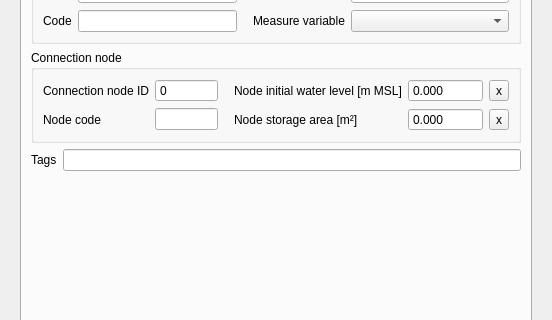
Qt form threedi_schematisation_editor/forms/ui/measure_location.ui (nens/threedi-schematisation-editor) before a commit; both pictures show x 0 to 552 and y 103 to 423 of the 552 by 557 pixel window.
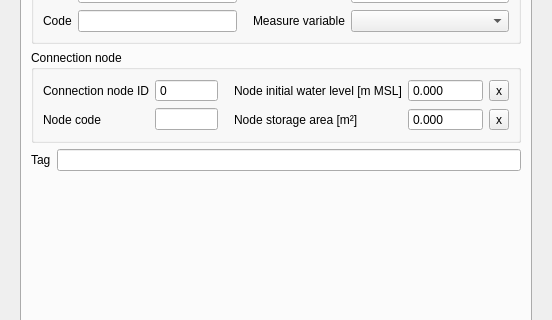
The same form after that commit.

The edit to the form file:
```diff
--- a/threedi_schematisation_editor/forms/ui/measure_location.ui
+++ b/threedi_schematisation_editor/forms/ui/measure_location.ui
@@ -382,7 +382,7 @@
              <item>
               <widget class="QLabel" name="label_42">
                <property name="text">
-                <string>Tags</string>
+                <string>Tag</string>
                </property>
               </widget>
              </item>
```
